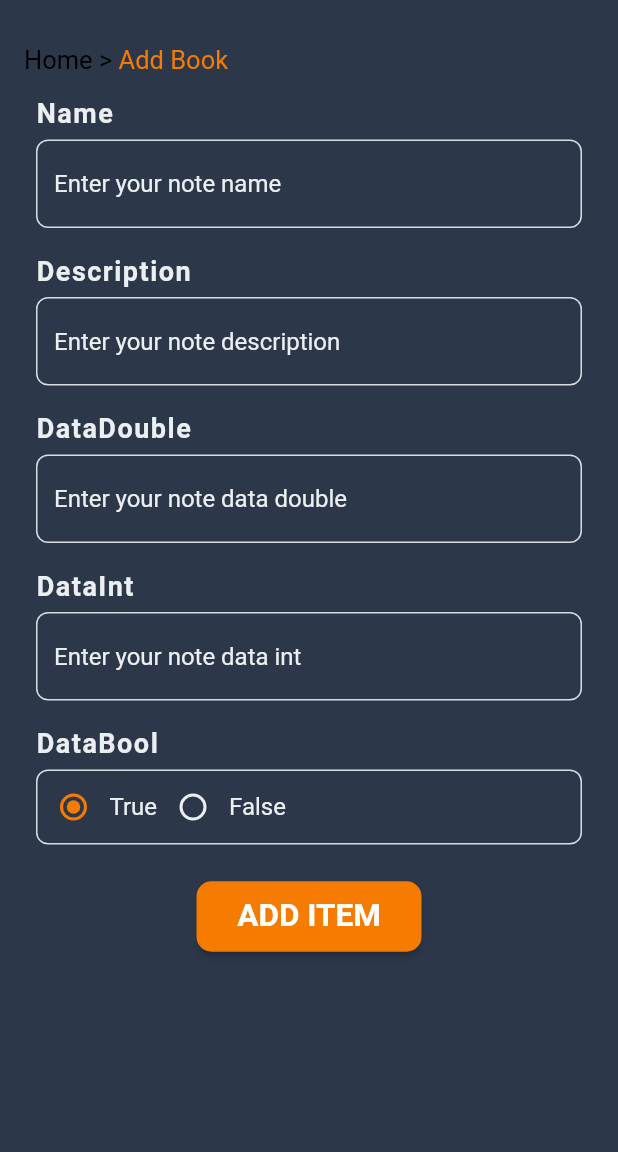
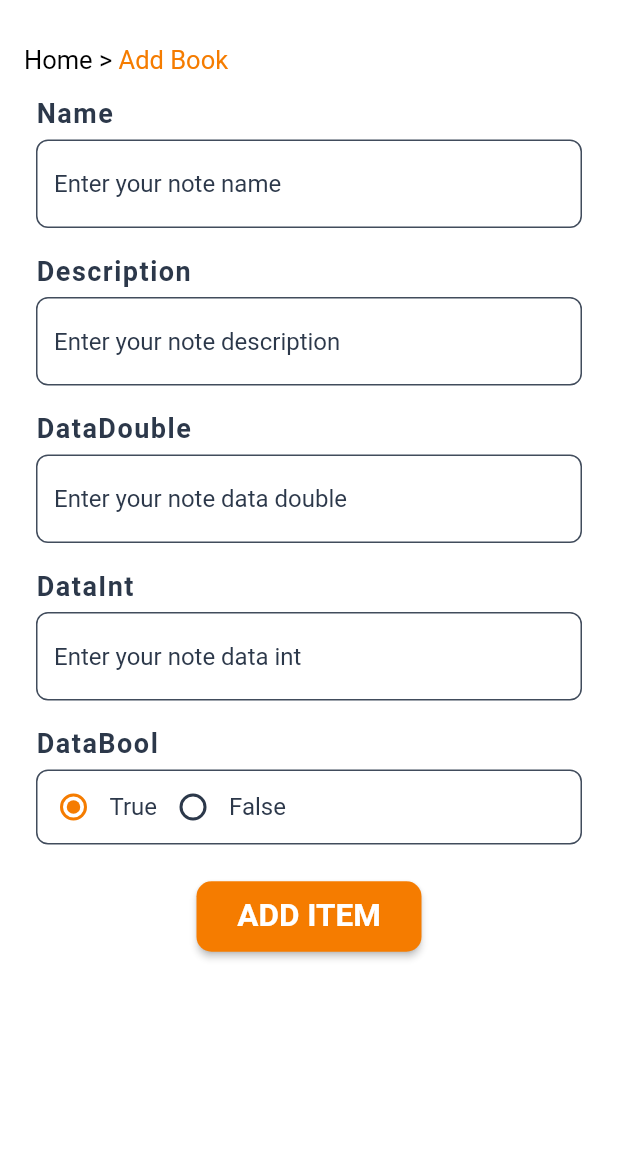
Before and after one commit to Med-Li-Jr/flutterInterfaces, a Flutter app: the AddScreen screen opened directly, on a phone screen of 412 x 824 dp, the part 84-1236 px from its top. Run offline on Flutter 3.47's test engine with Material 2 defaults, Android fonts, the phone set to English and light mode, and no system bars; our stand-ins replace cloud_firestore, firebase_core; accounts and stored records are empty.

Commit message:
Version Final Interces

```diff
--- a/lib/Utilities/CustomColor.dart
+++ b/lib/Utilities/CustomColor.dart
@@ -2,10 +2,9 @@ import 'package:flutter/material.dart';
 
 class CustomColors {
 
-  static final Color secondColor = Color(0xFFF57C00);
+  static final Color secondColor = Color(0xFFF57C00); //orange
   static final Color thirdColor = Colors.white;
-  static final Color mColorAmber = Color(0xFFFFA000);
-  static final Color mColorYellow = Color(0xFFFFCA28);
+
 
   static final Color mColorBtnCancel = Colors.red[900];
   static final Color mColorBtnSucces = Colors.green[800];
@@ -17,9 +16,12 @@ Version 1 Orange Blanc
 
 */
 
-  // static final Color itemListColor = Color(0xFF2C384A);
-  // static final Color mColorTextEdit = Colors.black;
-  // static final Color primaryColor = Colors.white;
+  static final Color textColor = Color(0xFF2C384A);
+  static final Color itemListColor = Color(0xFF2C384A);
+  static final Color mColorTextEdit = Colors.black;
+  static final Color primaryColor = Colors.white;
+
+
 
 /*
 
@@ -27,9 +29,10 @@ Version 2 Bleu Navy
 
 */
 
-  static final Color primaryColor = Color(0xFF2C384A);
-  static final Color mColorTextEdit = Colors.white;
-  static final Color itemListColor = Color(0xFFECEFF1);
+  // static final Color primaryColor = Color(0xFF2C384A);
+  // static final Color mColorTextEdit = Colors.white;
+  // static final Color textColor = Color(0xFFECEFF1);
+  // static final Color itemListColor = Color(0xFFECEFF1).withOpacity(0.2);
 
 
 }
--- a/lib/Utilities/CustomField.dart
+++ b/lib/Utilities/CustomField.dart
@@ -57,7 +57,7 @@ class CustomFormField extends StatelessWidget {
         labelStyle: TextStyle(color: CustomColors.secondColor),
         hintText: _hint,
         hintStyle: TextStyle(
-          color: CustomColors.itemListColor,
+          color: CustomColors.textColor,
         ),
         errorStyle: TextStyle(
           color: Colors.redAccent,
@@ -73,7 +73,7 @@ class CustomFormField extends StatelessWidget {
         enabledBorder: OutlineInputBorder(
           borderRadius: BorderRadius.circular(8.0),
           borderSide: BorderSide(
-            color: CustomColors.itemListColor.withOpacity(0.9),
+            color: CustomColors.textColor.withOpacity(0.9),
           ),
         ),
         errorBorder: OutlineInputBorder(
--- a/lib/Views/Books/Add/AddForm.dart
+++ b/lib/Views/Books/Add/AddForm.dart
@@ -53,7 +53,7 @@ class _AddItemFormState extends State<AddItemForm> {
                   Text(
                     'Name',
                     style: TextStyle(
-                      color: CustomColors.itemListColor,
+                      color: CustomColors.textColor,
                       fontSize: 18.0,
                       letterSpacing: 1,
                       fontWeight: FontWeight.bold,
@@ -76,7 +76,7 @@ class _AddItemFormState extends State<AddItemForm> {
                   Text(
                     'Description',
                     style: TextStyle(
-                      color: CustomColors.itemListColor,
+                      color: CustomColors.textColor,
                       fontSize: 18.0,
                       letterSpacing: 1,
                       fontWeight: FontWeight.bold,
@@ -100,7 +100,7 @@ class _AddItemFormState extends State<AddItemForm> {
                   Text(
                     'DataDouble',
                     style: TextStyle(
-                      color: CustomColors.itemListColor,
+                      color: CustomColors.textColor,
                       fontSize: 18.0,
                       letterSpacing: 1,
                       fontWeight: FontWeight.bold,
@@ -125,7 +125,7 @@ class _AddItemFormState extends State<AddItemForm> {
                   Text(
                     'DataInt',
                     style: TextStyle(
-                      color: CustomColors.itemListColor,
+                      color: CustomColors.textColor,
                       fontSize: 18.0,
                       letterSpacing: 1,
                       fontWeight: FontWeight.bold,
@@ -149,7 +149,7 @@ class _AddItemFormState extends State<AddItemForm> {
                   Text(
                     'DataBool',
                     style: TextStyle(
-                      color: CustomColors.itemListColor,
+                      color: CustomColors.textColor,
                       fontSize: 18.0,
                       letterSpacing: 1,
                       fontWeight: FontWeight.bold,
@@ -162,13 +162,13 @@ class _AddItemFormState extends State<AddItemForm> {
                     decoration: BoxDecoration(
                       borderRadius: BorderRadius.circular(8.0),
                       border: Border.all(
-                        color: CustomColors.itemListColor.withOpacity(0.9),
+                        color: CustomColors.textColor.withOpacity(0.9),
                       ),
                     ),
                     child: Theme(
                       data: ThemeData(
                         //here change to your color
-                        unselectedWidgetColor: CustomColors.itemListColor,
+                        unselectedWidgetColor: CustomColors.textColor,
                       ),
                       child: new Row(
                         mainAxisAlignment: MainAxisAlignment.start,
@@ -187,7 +187,7 @@ class _AddItemFormState extends State<AddItemForm> {
                             'True',
                             style: new TextStyle(
                               fontSize: 16.0,
-                              color: CustomColors.itemListColor,
+                              color: CustomColors.textColor,
                             ),
                           ),
                           new Radio(
@@ -204,7 +204,7 @@ class _AddItemFormState extends State<AddItemForm> {
                             'False',
                             style: new TextStyle(
                                 fontSize: 16.0,
-                                color: CustomColors.itemListColor),
+                                color: CustomColors.textColor),
                           ),
                         ],
                       ),
--- a/lib/Views/Books/Dashboard/ItemList.dart
+++ b/lib/Views/Books/Dashboard/ItemList.dart
@@ -73,8 +73,7 @@ class ItemList extends StatelessWidget {
 
               return Ink(
                 decoration: BoxDecoration(
-                  // color: CustomColors.itemListColor, // version 1 orange blanc
-                  color: CustomColors.itemListColor.withOpacity(0.2), // version 2 bleu navy
+                  color: CustomColors.itemListColor,
                   borderRadius: BorderRadius.circular(7.0),
                 ),
                 child: ListTile(
```
Also changed, not shown: lib/Views/Books/Detail/EditForm.dart (+9 -9 lines).
